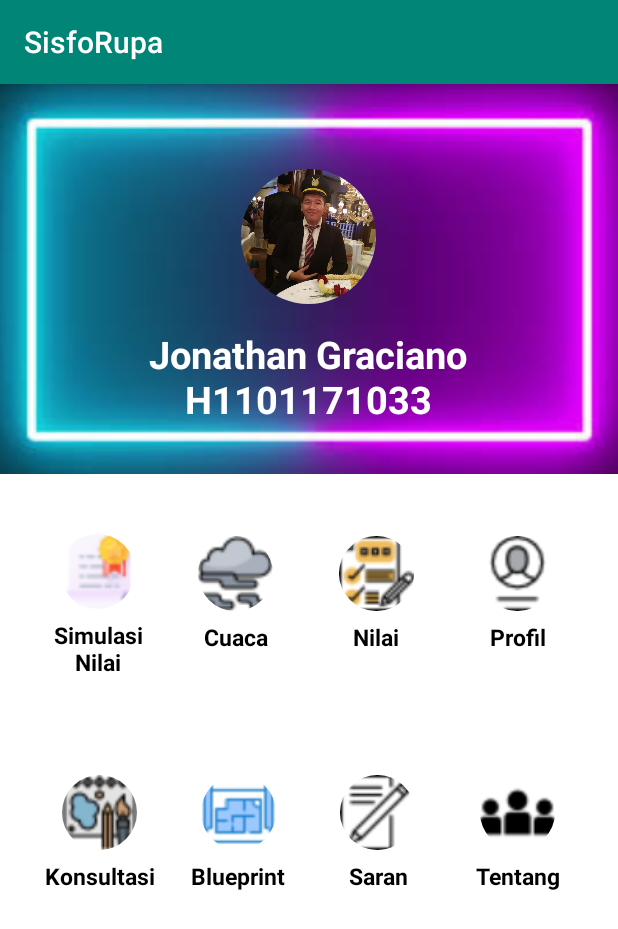
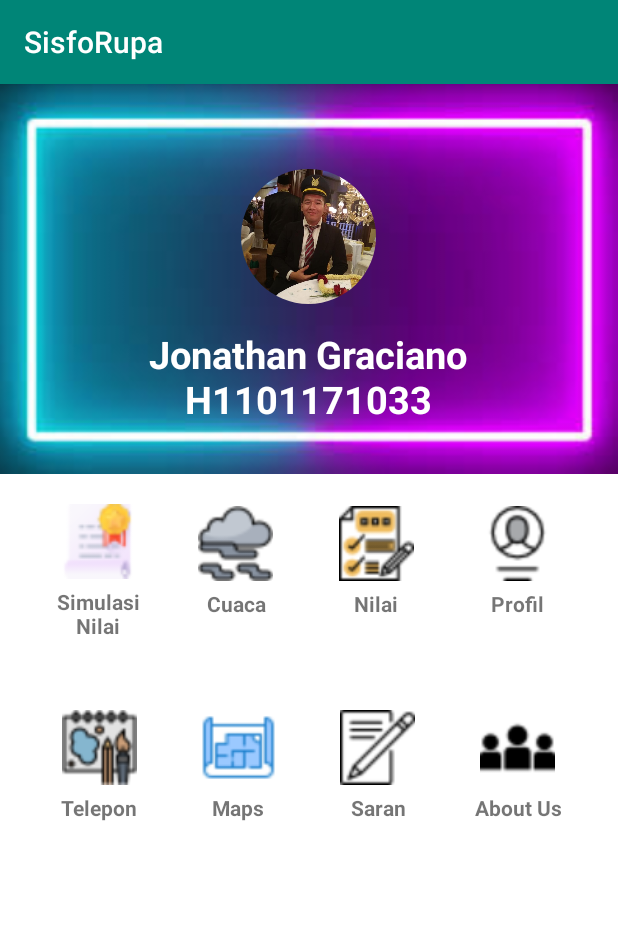
Before and after one commit to JohanAce/SisfoRupa2, an Android app: the screen it shows after launch (MainActivity), on a phone screen of 412 x 824 dp. Shown: the top 929 px of the screen. Run offline under Robolectric (Android 15) with nearby library versions, the phone set to English and light mode, and no system bars; our stand-ins replace CircleImageView.

Commit message:
8
Signed-off-by: JohanAce <jonathangraciano113@gmail.com>

```diff
--- a/app/src/main/java/com/praktikum/sisforupa/MainActivity.java
+++ b/app/src/main/java/com/praktikum/sisforupa/MainActivity.java
@@ -5,6 +5,7 @@ import androidx.appcompat.app.AppCompatActivity;
 import android.content.Intent;
 import android.os.Bundle;
 import android.view.View;
+import android.widget.Button;
 
 public class MainActivity extends AppCompatActivity {
 
@@ -12,7 +13,28 @@ public class MainActivity extends AppCompatActivity {
     protected void onCreate(Bundle savedInstanceState) {
         super.onCreate(savedInstanceState);
         setContentView(R.layout.activity_main);
+        Button btnTelpon = findViewById(R.id.btnTelpon);
+        Button btnMaps = findViewById(R.id.btnMaps);
+
+        btnTelpon.setOnClickListener(new View.OnClickListener() {
+            public void onClick(View v) {
+                telponNomor(v);
+            }
+
+            public void telponNomor(View v) {
+            }
+        });
+
+        btnMaps.setOnClickListener(new View.OnClickListener() {
+            public void onClick(View v) {
+                bukaMaps(v);
+            }
+
+            public void bukaMaps(View v) {
+            }
+        });
     }
+
 
     public void simulasi(View view) {
         Intent intent = new Intent(this, simulasi.class);
@@ -32,11 +54,11 @@ public class MainActivity extends AppCompatActivity {
         startActivity(intent);
     }
     public void konsultasi(View view) {
-        Intent intent = new Intent(this, konsultasi.class);
+        Intent intent = new Intent(this, blueprint.class);
         startActivity(intent);
     }
     public void blueprint(View view) {
-        Intent intent = new Intent(this, blueprint.class);
+        Intent intent = new Intent(this, konsultasi.class);
         startActivity(intent);
     }
     public void saran(View view) {
--- a/app/src/main/res/layout/activity_main.xml
+++ b/app/src/main/res/layout/activity_main.xml
@@ -66,22 +66,21 @@
                     android:layout_height="match_parent"
                     android:layout_weight="1"
                     android:orientation="vertical">
-                    <de.hdodenhof.circleimageview.CircleImageView
+                    <Button
+                        android:id="@+id/buttonSimulasinilai"
                         android:layout_width="50dp"
                         android:layout_height="50dp"
-                        android:layout_gravity="center"
-                        android:layout_marginTop="20dp"
-                        android:src="@drawable/logo1"/>
+                        android:layout_gravity="top|center_horizontal"
+                        android:scaleType="centerCrop"
+                        android:background="@drawable/logo1"
+                        android:onClick="buttonSimulasinilai"/>
                     <TextView
                         android:layout_width="match_parent"
-                        android:layout_height="match_parent"
-                        android:layout_marginTop="3dp"
-                        android:padding="3dp"
+                        android:layout_height="wrap_content"
+                        android:layout_gravity="bottom"
+                        android:gravity="bottom|center_horizontal"
+                        android:padding="5dp"
                         android:text="@string/simulasi_nilai"
-                        android:onClick="simulasi"
-                        android:textAlignment="center"
-                        android:textColor="@android:color/black"
-                        android:textSize="15sp"
                         android:textStyle="bold"/>
                 </LinearLayout>
 
@@ -91,22 +90,22 @@
                     android:layout_weight="1"
                     android:layout_margin="1dp"
                     android:orientation="vertical">
-                    <de.hdodenhof.circleimageview.CircleImageView
+
+                    <Button
+                        android:id="@+id/buttonCuaca"
                         android:layout_width="50dp"
                         android:layout_height="50dp"
-                        android:layout_gravity="center"
-                        android:layout_marginTop="20dp"
-                        android:src="@drawable/logo2"/>
+                        android:layout_gravity="top|center_horizontal"
+                        android:scaleType="centerCrop"
+                        android:background="@drawable/logo2"
+                        android:onClick="buttonCuaca"/>
                     <TextView
                         android:layout_width="match_parent"
-                        android:layout_height="match_parent"
-                        android:layout_marginTop="3dp"
-                        android:padding="3dp"
+                        android:layout_height="wrap_content"
+                        android:layout_gravity="bottom"
+                        android:gravity="bottom|center_horizontal"
+                        android:padding="5dp"
                         android:text="@string/cuaca"
-                        android:onClick="cuaca"
-                        android:textAlignment="center"
-                        android:textColor="@android:color/black"
-                        android:textSize="15sp"
                         android:textStyle="bold"/>
                 </LinearLayout>
 
@@ -116,22 +115,21 @@
                     android:layout_weight="1"
                     android:layout_margin="1dp"
                     android:orientation="vertical">
-                    <de.hdodenhof.circleimageview.CircleImageView
+                    <Button
+                        android:id="@+id/buttonNilai"
                         android:layout_width="50dp"
                         android:layout_height="50dp"
-                        android:layout_gravity="center"
-                        android:layout_marginTop="20dp"
-                        android:src="@drawable/logo3"/>
+                        android:layout_gravity="top|center_horizontal"
+                        android:scaleType="centerCrop"
+                        android:background="@drawable/logo3"
+                        android:onClick="buttonNilai"/>
                     <TextView
                         android:layout_width="match_parent"
-                        android:layout_height="match_parent"
-                        android:layout_marginTop="3dp"
-                        android:padding="3dp"
+                        android:layout_height="wrap_content"
+                        android:layout_gravity="bottom"
+                        android:gravity="bottom|center_horizontal"
+                        android:padding="5dp"
                         android:text="@string/nilai"
-                        android:onClick="nilai"
-                        android:textAlignment="center"
-                        android:textColor="@android:color/black"
-                        android:textSize="15sp"
                         android:textStyle="bold"/>
                 </LinearLayout>
 
@@ -141,22 +139,21 @@
                     android:layout_weight="1"
                     android:layout_margin="1dp"
                     android:orientation="vertical">
-                    <de.hdodenhof.circleimageview.CircleImageView
+                    <Button
+                        android:id="@+id/buttonProfil"
                         android:layout_width="50dp"
                         android:layout_height="50dp"
-                        android:layout_gravity="center"
-                        android:layout_marginTop="20dp"
-                        android:src="@drawable/logo4"/>
+                        android:layout_gravity="top|center_horizontal"
+                        android:scaleType="centerCrop"
+                        android:background="@drawable/logo4"
+                        android:onClick="buttonProfil"/>
                     <TextView
                         android:layout_width="match_parent"
-                        android:layout_height="match_parent"
-                        android:layout_marginTop="3dp"
-                        android:padding="3dp"
+                        android:layout_height="wrap_content"
+                        android:layout_gravity="bottom"
+                        android:gravity="bottom|center_horizontal"
+                        android:padding="5dp"
                         android:text="@string/profil"
-                        android:onClick="profil"
-                        android:textAlignment="center"
-                        android:textColor="@android:color/black"
-                        android:textSize="15sp"
                         android:textStyle="bold"/>
                 </LinearLayout>
 
@@ -175,22 +172,20 @@
                     android:layout_weight="1"
                     android:layout_margin="1dp"
                     android:orientation="vertical">
-                    <de.hdodenhof.circleimageview.CircleImageView
+                    <Button
+                        android:id="@+id/btnTelpon"
                         android:layout_width="50dp"
                         android:layout_height="50dp"
-                        android:layout_gravity="center"
-                        android:layout_marginTop="20dp"
-                        android:src="@drawable/logo7"/>
+                        android:layout_gravity="top|center_horizontal"
+                        android:scaleType="centerCrop"
+                        android:background="@drawable/logo7" />
                     <TextView
                         android:layout_width="match_parent"
-                        android:layout_height="match_parent"
-                        android:layout_marginTop="3dp"
-                        android:padding="3dp"
+                        android:layout_height="wrap_content"
+                        android:layout_gravity="bottom"
+                        android:gravity="bottom|center_horizontal"
+                        android:padding="5dp"
                         android:text="@string/ikon1"
-                        android:onClick="konsultasi"
-                        android:textAlignment="center"
-                        android:textColor="@android:color/black"
-                        android:textSize="15sp"
                         android:textStyle="bold"/>
                 </LinearLayout>
 
@@ -200,22 +195,23 @@
                     android:layout_weight="1"
                     android:layout_margin="1dp"
                     android:orientation="vertical">
-                    <de.hdodenhof.circleimageview.CircleImageView
+                    <Button
+                        android:id="@+id/btnMaps"
                         android:layout_width="50dp"
                         android:layout_height="50dp"
-                        android:layout_gravity="center"
-                        android:layout_marginTop="20dp"
-                        android:src="@drawable/logo8"/>
+                        android:layout_gravity="top|center_horizontal"
+                        android:scaleType="centerCrop"
+                        android:background="@drawable/logo8"
+                        android:onClick="buttonIkon2"/>
+                    android:background="@drawable/worldwide" />
+
                     <TextView
                         android:layout_width="match_parent"
-                        android:layout_height="match_parent"
-                        android:layout_marginTop="3dp"
-                        android:padding="3dp"
+                        android:layout_height="wrap_content"
+                        android:layout_gravity="bottom"
+                        android:gravity="bottom|center_horizontal"
+                        android:padding="5dp"
                         android:text="@string/ikon2"
-                        android:onClick="blueprint"
-                        android:textAlignment="center"
-                        android:textColor="@android:color/black"
-                        android:textSize="15sp"
                         android:textStyle="bold"/>
                 </LinearLayout>
 
@@ -225,22 +221,21 @@
                     android:layout_weight="1"
                     android:layout_margin="1dp"
                     android:orientation="vertical">
-                    <de.hdodenhof.circleimageview.CircleImageView
+                    <Button
+                        android:id="@+id/buttonSaran"
                         android:layout_width="50dp"
                         android:layout_height="50dp"
-                        android:layout_gravity="center"
-                        android:layout_marginTop="20dp"
-                        android:src="@drawable/logo5"/>
+                        android:layout_gravity="top|center_horizontal"
+                        android:scaleType="centerCrop"
+                        android:background="@drawable/logo5"
+                        android:onClick="buttonSaran"/>
                     <TextView
                         android:layout_width="match_parent"
-                        android:layout_height="match_parent"
-                        android:layout_marginTop="3dp"
-                        android:padding="3dp"
+                        android:layout_height="wrap_content"
+                        android:layout_gravity="bottom"
+                        android:gravity="bottom|center_horizontal"
+                        android:padding="5dp"
                         android:text="@string/saran"
-                        android:onClick="saran"
-                        android:textAlignment="center"
-                        android:textColor="@android:color/black"
-                        android:textSize="15sp"
                         android:textStyle="bold"/>
                 </LinearLayout>
 
@@ -250,22 +245,21 @@
                     android:layout_weight="1"
                     android:layout_margin="1dp"
                     android:orientation="vertical">
-                    <de.hdodenhof.circleimageview.CircleImageView
+                    <Button
+                        android:id="@+id/buttonTentang"
                         android:layout_width="50dp"
                         android:layout_height="50dp"
-                        android:layout_gravity="center"
-                        android:layout_marginTop="20dp"
-                        android:src="@drawable/logo6"/>
+                        android:layout_gravity="top|center_horizontal"
+                        android:scaleType="centerCrop"
+                        android:background="@drawable/logo6"
+                        android:onClick="buttonTentang"/>
                     <TextView
                         android:layout_width="match_parent"
-                        android:layout_height="match_parent"
-                        android:layout_marginTop="3dp"
-                        android:padding="3dp"
+                        android:layout_height="wrap_content"
+                        android:layout_gravity="bottom"
+                        android:gravity="bottom|center_horizontal"
+                        android:padding="5dp"
                         android:text="@string/tentang"
-                        android:onClick="tentang"
-                        android:textAlignment="center"
-                        android:textColor="@android:color/black"
-                        android:textSize="15sp"
                         android:textStyle="bold"/>
                 </LinearLayout>
 
--- a/app/src/main/res/layout/blueprint.xml
+++ b/app/src/main/res/layout/blueprint.xml
@@ -4,7 +4,7 @@
     xmlns:tools="http://schemas.android.com/tools"
     android:layout_width="match_parent"
     android:layout_height="match_parent"
-    tools:context="cuaca">
+    tools:context=".blueprint">
 
     <TextView
         android:layout_width="wrap_content"
--- a/app/src/main/res/layout/konsultasi.xml
+++ b/app/src/main/res/layout/konsultasi.xml
@@ -4,7 +4,7 @@
     xmlns:tools="http://schemas.android.com/tools"
     android:layout_width="match_parent"
     android:layout_height="match_parent"
-    tools:context="cuaca">
+    tools:context=".konsultasi">
 
     <TextView
         android:layout_width="wrap_content"
--- a/app/src/main/res/values/strings.xml
+++ b/app/src/main/res/values/strings.xml
@@ -6,8 +6,13 @@
     <string name="cuaca">Cuaca</string>
     <string name="nilai">Nilai</string>
     <string name="profil">Profil</string>
-    <string name="ikon1">Konsultasi</string>
-    <string name="ikon2">Blueprint</string>
+    <string name="ikon1">Telepon</string>
+    <string name="ikon2">Maps</string>
     <string name="saran">Saran</string>
-    <string name="tentang">Tentang</string>
+    <string name="tentang">About Us</string>
+    <string name="absen">Absen</string>
+    <string name="tugas">Tugas</string>
+    <string name="uts">UTS</string>
+    <string name="uas">UAS</string>
+    <string name="ht">Hitung</string>
 </resources>
```
Also changed, not shown: app/src/main/AndroidManifest.xml (+18 -0 lines), app/src/main/java/com/praktikum/sisforupa/blueprint.java (+11 -1 lines), app/src/main/java/com/praktikum/sisforupa/cuaca.java (+12 -1 lines), app/src/main/java/com/praktikum/sisforupa/konsultasi.java (+11 -1 lines), app/src/main/java/com/praktikum/sisforupa/nilai.java (+11 -1 lines), app/src/main/java/com/praktikum/sisforupa/profil.java (+11 -1 lines), app/src/main/java/com/praktikum/sisforupa/saran.java (+11 -1 lines), app/src/main/java/com/praktikum/sisforupa/simulasi.java (+116 -1 lines), app/src/main/java/com/praktikum/sisforupa/tentang.java (+11 -1 lines), app/src/main/res/layout/simulasinilai.xml (added, +77 -0 lines), 1 other file.
